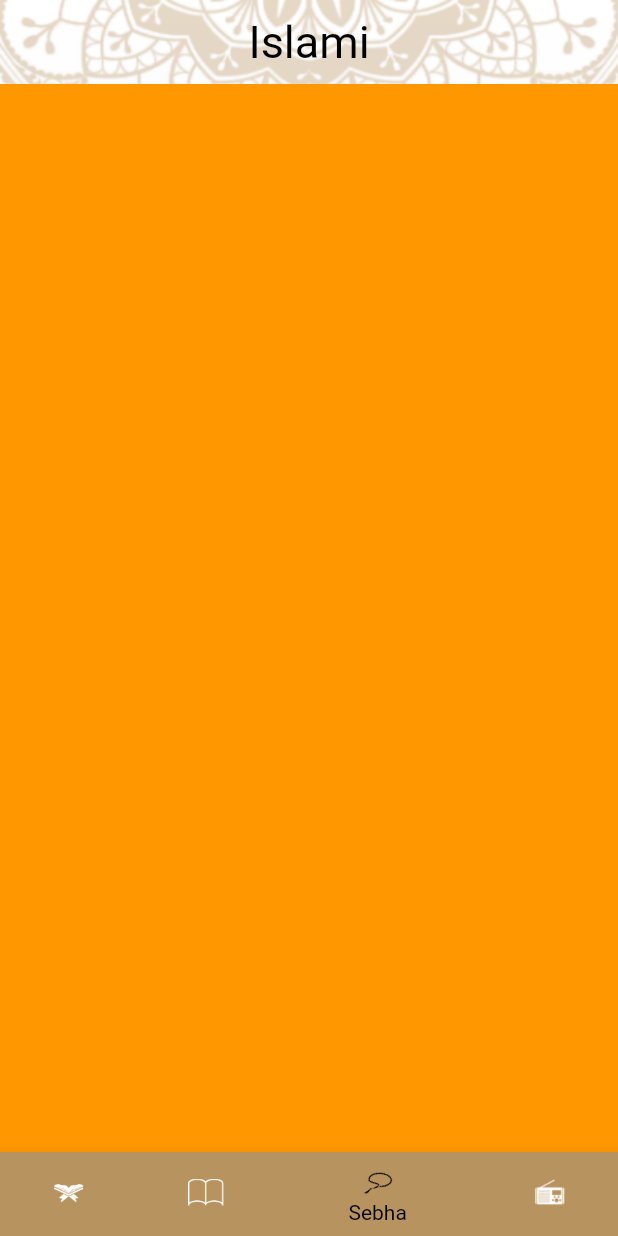
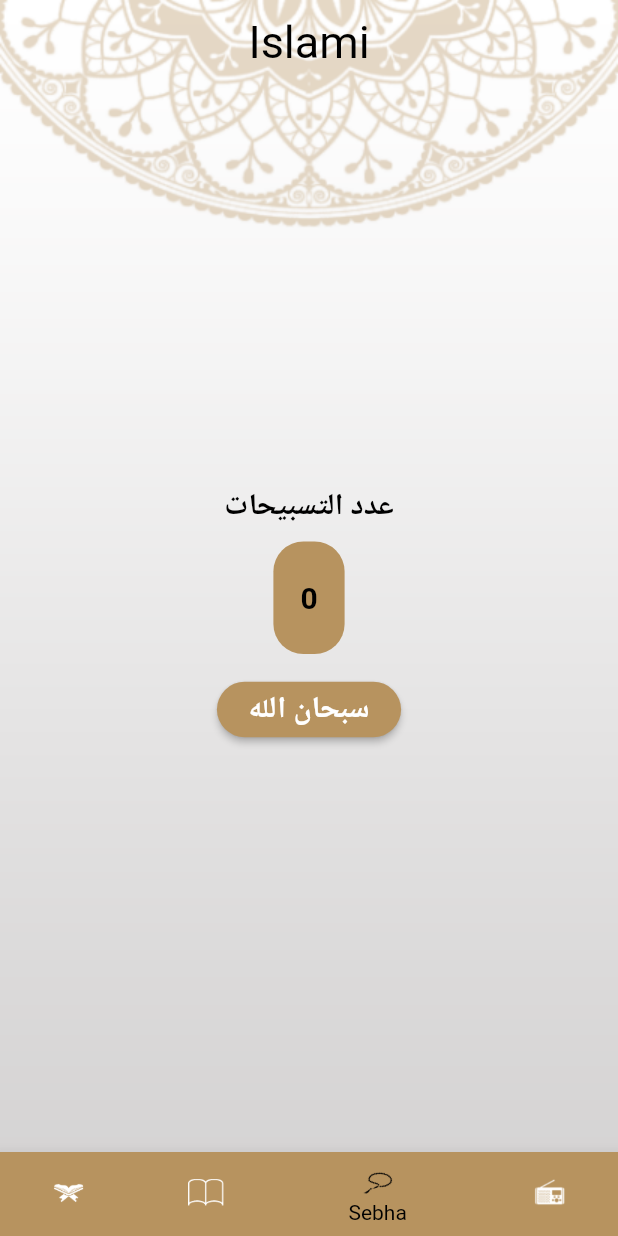
Before and after one commit to mohamednabiltraining/islami-sun-c4, a Flutter app: the screen it shows after launch, item 3 of the bottom bar chosen, on a phone screen of 412 x 824 dp. Run offline on Flutter 3.47's test engine with Material 2 defaults, Android fonts, the phone set to English and light mode, and no system bars; generated files the repository leaves out were written again.

Commit message:
Added feature tasbeh

```diff
--- a/lib/home/HomeScreen.dart
+++ b/lib/home/HomeScreen.dart
@@ -4,6 +4,7 @@ import 'package:islami_sun/home/hadeth/HadtehTab.dart';
 import 'package:islami_sun/home/quran/QuranTab.dart';
 import 'package:islami_sun/home/radio/RadioTab.dart';
 import 'package:islami_sun/home/tasbeh/TasbehTab.dart';
+
 import 'package:islami_sun/main.dart';
 
 class HomeScreen extends StatefulWidget {
@@ -66,5 +67,5 @@ class _HomeScreenState extends State<HomeScreen> {
     );
   }
 
-  List<Widget> views = [QuranTab(), HadethTab(), TasbehTab(), RadioTab()];
+  List<Widget> views = [QuranTab(), HadethTab(), Seb7a(), RadioTab()];
 }
--- a/lib/home/tasbeh/TasbehTab.dart
+++ b/lib/home/tasbeh/TasbehTab.dart
@@ -1,10 +1,70 @@
 import 'package:flutter/material.dart';
+import 'package:islami_sun/main.dart';
 
-class TasbehTab extends StatelessWidget {
+class Seb7a extends StatefulWidget {
+  @override
+  _Seb7aState createState() => _Seb7aState();
+}
+class _Seb7aState extends State<Seb7a> {
+  int _counter = 0;
+  void _incrementCounter() {
+    setState(() {
+      _counter++;
+    });
+  }
   @override
   Widget build(BuildContext context) {
-    return Container(
-      color: Colors.orange,
+    return Scaffold(
+      body: Center(
+        child: Column(
+          mainAxisAlignment: MainAxisAlignment.center,
+          children: [
+            Container(
+              margin: EdgeInsets.all(5),
+              child: Text(
+                'عدد التسبيحات',
+                style: TextStyle(
+                    color: Colors.black,
+                    fontWeight: FontWeight.bold,
+                    fontSize: 20
+                ),
+              ),
+            ),
+            Container(
+              padding: EdgeInsets.only(right: 18,left: 18,top: 26,bottom: 26),
+              margin: EdgeInsets.all(5),
+              decoration: BoxDecoration(
+                borderRadius: BorderRadius.circular(20),
+                color: MyThemeData.primaryColor,
+              ),
+              child: Text(
+                '$_counter',
+                style: TextStyle(
+                    color: Colors.black,
+                    fontWeight: FontWeight.bold,
+                    fontSize: 20
+                ),
+              ),
+            ),
+            Container(
+              margin: EdgeInsets.all(8),
+              child: MaterialButton(
+                onPressed: _incrementCounter,
+                child:  Container(
+                  padding: EdgeInsets.all(5),
+                  child: Text('سبحان الله',style: TextStyle(
+                      color: Colors.white,
+                      fontWeight: FontWeight.bold,
+                      fontSize: 20
+                  ),),
+                ),
+                color:MyThemeData.primaryColor,
+                shape: RoundedRectangleBorder(borderRadius: BorderRadius.circular(30.0)),
+              ),
+            )
+          ],
+        ),
+      ),
     );
   }
 }
```
